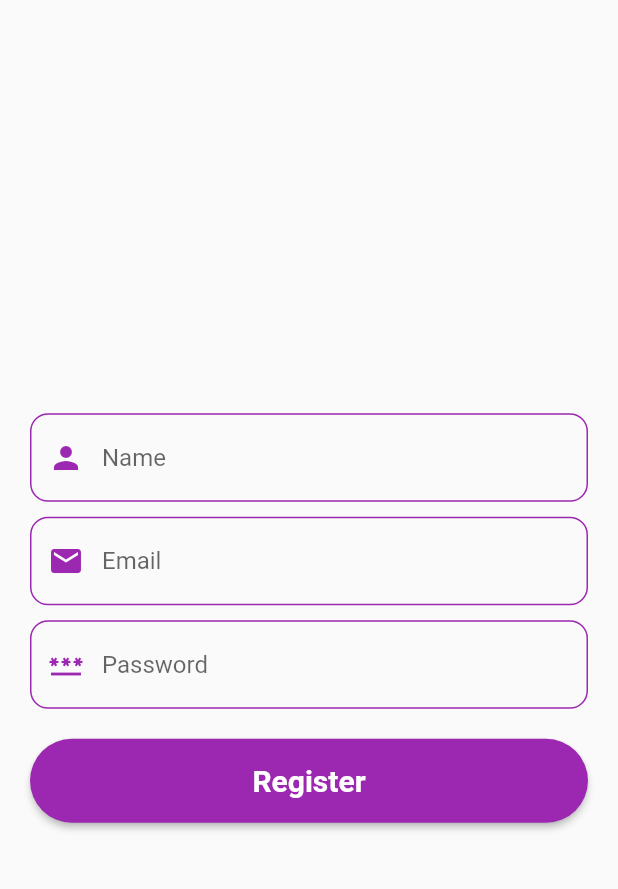
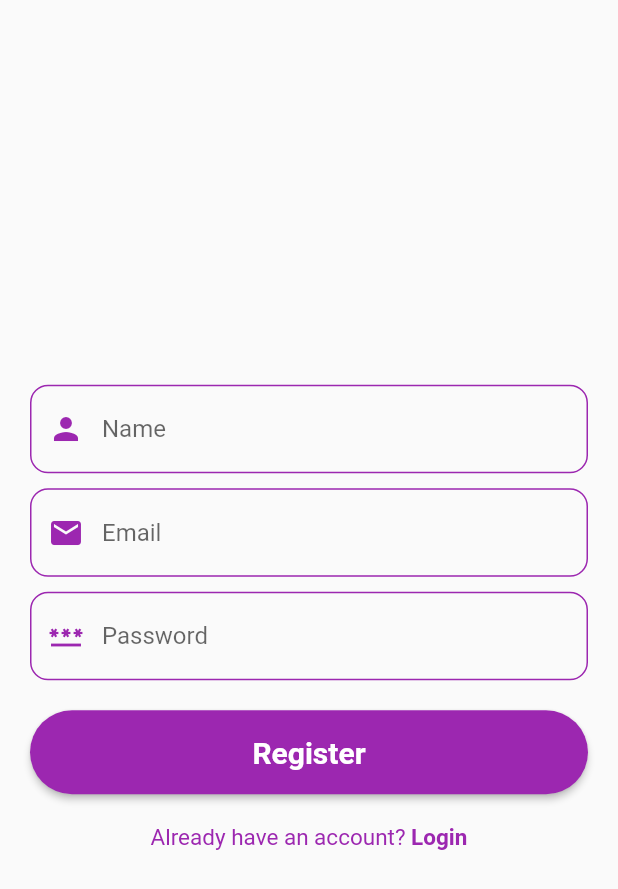
Before and after one commit to tauqeerkhattak/email_app, a Flutter app: the screen it shows after launch, on a phone screen of 412 x 824 dp. Shown: the top 889 px of the screen. Run offline on Flutter 3.47's test engine with Material 2 defaults, Android fonts, the light colour scheme and no system bars; our stand-ins replace cloud_firestore, equatable, firebase_auth, firebase_core, flutter_riverpod, get_it and 2 more; missing offline and left inert: universal_html; accounts and stored records are empty.

Commit message:
login ui added

```diff
--- a/lib/email_app.dart
+++ b/lib/email_app.dart
@@ -4,6 +4,7 @@ import 'package:flutter/material.dart';
 import 'ui/pages/auth/register_page.dart';
 import 'ui/pages/home/home.dart';
 import 'ui/theme/app_colors.dart';
+import 'ui/theme/app_styles.dart';
 import 'ui/theme/app_theme.dart';
 
 class EmailApp extends StatelessWidget {
@@ -14,6 +15,7 @@ class EmailApp extends StatelessWidget {
   Widget build(BuildContext context) {
     return AppTheme(
       color: AppColors(),
+      style: AppStyles(),
       child: MaterialApp(
         home: _auth.currentUser != null ? const Home() : const RegisterPage(),
       ),
--- /dev/null
+++ b/lib/ui/common/text_with_action.dart
@@ -0,0 +1,34 @@
+import 'package:flutter/gestures.dart';
+import 'package:flutter/material.dart';
+
+import '../theme/app_theme.dart';
+
+class TextWithAction extends StatelessWidget {
+  final String label, actionLabel;
+  final VoidCallback onTap;
+  const TextWithAction({
+    Key? key,
+    required this.label,
+    required this.actionLabel,
+    required this.onTap,
+  }) : super(key: key);
+
+  @override
+  Widget build(BuildContext context) {
+    return Center(
+      child: RichText(
+        text: TextSpan(
+          text: label,
+          style: AppTheme.appStyle(context).normal,
+          children: [
+            TextSpan(
+              text: actionLabel,
+              style: AppTheme.appStyle(context).action,
+              recognizer: TapGestureRecognizer()..onTap = onTap,
+            ),
+          ],
+        ),
+      ),
+    );
+  }
+}
--- a/lib/ui/pages/auth/register_page.dart
+++ b/lib/ui/pages/auth/register_page.dart
@@ -1,3 +1,5 @@
+import 'dart:developer';
+
 import 'package:email_client/ui/pages/auth/notifiers/auth_states.dart';
 import 'package:flutter/cupertino.dart';
 import 'package:flutter/material.dart';
@@ -5,8 +7,10 @@ import 'package:flutter_riverpod/flutter_riverpod.dart';
 
 import '../../common/app_button.dart';
 import '../../common/app_text_field.dart';
+import '../../common/text_with_action.dart';
 import '../../common/validators.dart';
 import '../home/home.dart';
+import 'login_page.dart';
 import 'notifiers/auth_notifier.dart';
 
 final authProvider = StateNotifierProvider.autoDispose<AuthNotifier, AuthState>(
@@ -26,33 +30,15 @@ class _RegisterPageState extends ConsumerState<RegisterPage> {
   final passwordController = TextEditingController();
   final nameController = TextEditingController();
 
-  @override
-  initState() {
-    super.initState();
-    ref.listen(
-      authProvider,
-      (previous, next) {
-        if (next is ErrorAuthState) {
-          ScaffoldMessenger.of(context).showSnackBar(
-            SnackBar(
-              content: Text(next.error),
-            ),
-          );
-        } else if (next is RegisteredAuthState) {
-          Navigator.pushAndRemoveUntil(
-            context,
-            CupertinoPageRoute(
-              builder: (context) => const Home(),
-            ),
-            (route) => false,
-          );
-        }
-      },
-    );
-  }
+  // @override
+  // initState() {
+  //   super.initState();
+  //
+  // }
 
   Future<void> _onRegister(WidgetRef ref) async {
-    if (formKey.currentState!.validate()) {
+    if (!formKey.currentState!.validate()) {
+      log('Not validated!');
       return;
     } else {
       final email = emailController.text;
@@ -76,6 +62,26 @@ class _RegisterPageState extends ConsumerState<RegisterPage> {
 
   @override
   Widget build(BuildContext context) {
+    ref.listen(
+      authProvider,
+      (previous, next) {
+        if (next is ErrorAuthState) {
+          ScaffoldMessenger.of(context).showSnackBar(
+            SnackBar(
+              content: Text(next.error),
+            ),
+          );
+        } else if (next is RegisteredAuthState) {
+          Navigator.pushAndRemoveUntil(
+            context,
+            CupertinoPageRoute(
+              builder: (context) => const Home(),
+            ),
+            (route) => false,
+          );
+        }
+      },
+    );
     return Scaffold(
       body: Padding(
         padding: const EdgeInsets.symmetric(
@@ -124,6 +130,23 @@ class _RegisterPageState extends ConsumerState<RegisterPage> {
                   );
                 },
               ),
+              const SizedBox(
+                height: 20,
+              ),
+              TextWithAction(
+                label: 'Already have an account? ',
+                actionLabel: 'Login',
+                onTap: () {
+                  Navigator.push(
+                    context,
+                    MaterialPageRoute(
+                      builder: (context) {
+                        return const LoginPage();
+                      },
+                    ),
+                  );
+                },
+              ),
             ],
           ),
         ),
--- /dev/null
+++ b/lib/ui/theme/app_styles.dart
@@ -0,0 +1,16 @@
+import 'package:flutter/material.dart';
+
+import 'app_colors.dart';
+
+class AppStyles {
+  final TextStyle normal = TextStyle(
+    fontSize: 15,
+    color: AppColors().primary,
+  );
+
+  final TextStyle action = TextStyle(
+    fontSize: 15,
+    color: AppColors().primary,
+    fontWeight: FontWeight.bold,
+  );
+}
--- a/lib/ui/theme/app_theme.dart
+++ b/lib/ui/theme/app_theme.dart
@@ -2,12 +2,15 @@ import 'package:flutter/material.dart';
 
 import '../../exceptions/app_exception.dart';
 import 'app_colors.dart';
+import 'app_styles.dart';
 
 class AppTheme extends InheritedWidget {
   final AppColors color;
+  final AppStyles style;
   const AppTheme({
     super.key,
     required this.color,
+    required this.style,
     required super.child,
   });
 
@@ -27,6 +30,10 @@ class AppTheme extends InheritedWidget {
     return _of(context).color;
   }
 
+  static AppStyles appStyle(BuildContext context) {
+    return _of(context).style;
+  }
+
   @override
   bool updateShouldNotify(AppTheme oldWidget) {
     return oldWidget.color != color;
--- a/pubspec.yaml
+++ b/pubspec.yaml
@@ -44,6 +44,7 @@ dependencies:
   get_it: ^7.2.0
   stack_trace: ^1.11.0
   http: ^0.13.5
+  universal_html: ^2.0.9
 
 dev_dependencies:
   flutter_test:
```
Also changed, not shown: lib/ui/common/app_drawer.dart (+23 -1 lines), lib/ui/pages/auth/login_page.dart (+66 -2 lines), lib/firebase_options.dart, pubspec.lock.
